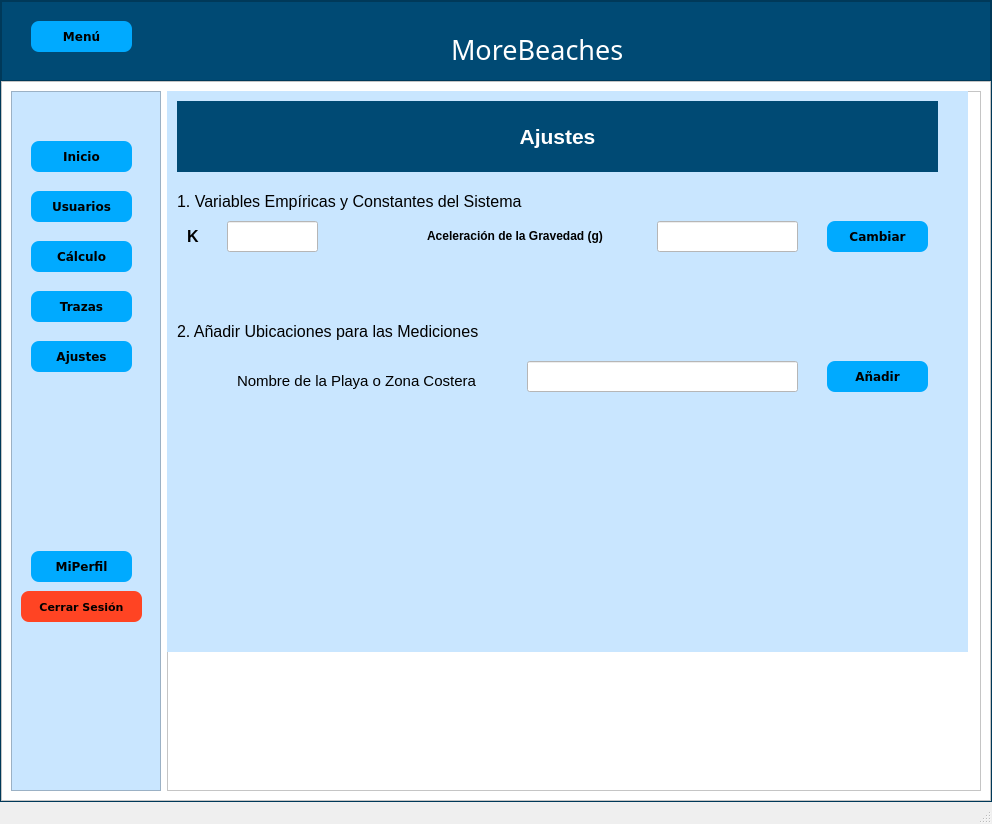
Before: the Qt Designer form gui/principal.ui in dariel-cabrera/SGCTS-GeoCuba-pyqt, drawn with Qt 5.
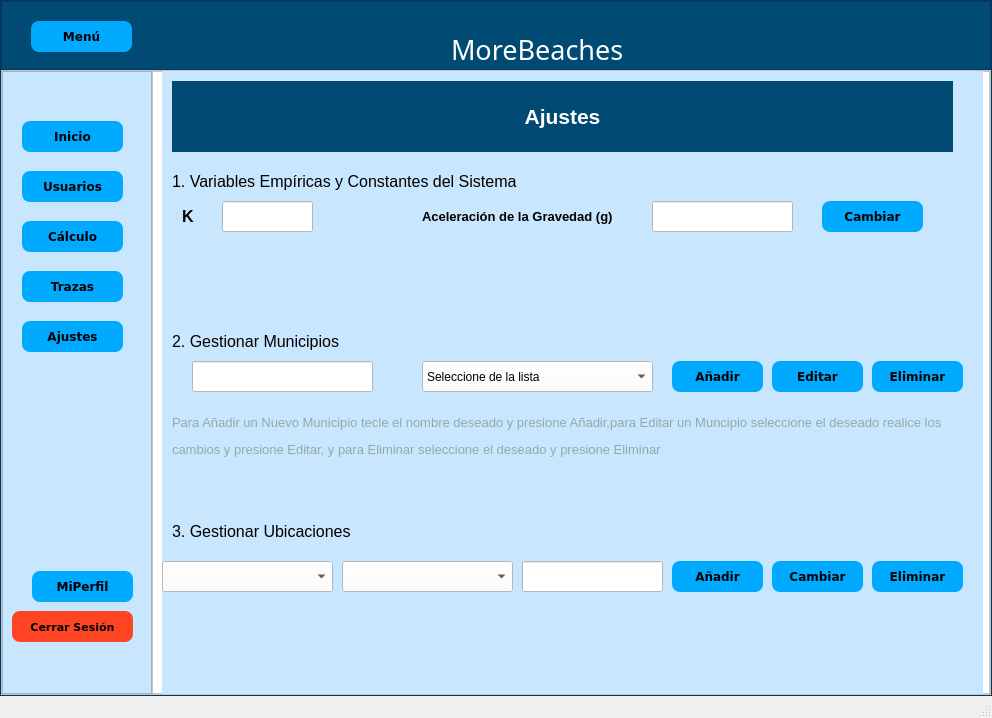
After: the same form once the commit is applied. The open tabs and pages were chosen to show the change. Icons and pictures are not drawn.

```diff
--- a/gui/principal.ui
+++ b/gui/principal.ui
@@ -7,7 +7,7 @@
     <x>0</x>
     <y>0</y>
     <width>992</width>
-    <height>824</height>
+    <height>718</height>
    </rect>
   </property>
   <property name="windowTitle">
@@ -173,6 +173,21 @@
           <enum>QFrame::Raised</enum>
          </property>
          <layout class="QHBoxLayout" name="horizontalLayout">
+          <property name="spacing">
+           <number>0</number>
+          </property>
+          <property name="leftMargin">
+           <number>0</number>
+          </property>
+          <property name="topMargin">
+           <number>0</number>
+          </property>
+          <property name="rightMargin">
+           <number>0</number>
+          </property>
+          <property name="bottomMargin">
+           <number>0</number>
+          </property>
           <item>
            <widget class="QFrame" name="frame_control">
             <property name="minimumSize">
@@ -213,8 +228,8 @@
             <widget class="QPushButton" name="button_MiPerfil">
              <property name="geometry">
               <rect>
-               <x>20</x>
-               <y>460</y>
+               <x>30</x>
+               <y>500</y>
                <width>101</width>
                <height>31</height>
               </rect>
@@ -369,7 +384,7 @@
              <property name="geometry">
               <rect>
                <x>10</x>
-               <y>500</y>
+               <y>540</y>
                <width>121</width>
                <height>31</height>
               </rect>
@@ -453,10 +468,10 @@
             <widget class="QStackedWidget" name="stackedWidget">
              <property name="geometry">
               <rect>
-               <x>0</x>
+               <x>10</x>
                <y>0</y>
-               <width>801</width>
-               <height>561</height>
+               <width>821</width>
+               <height>711</height>
               </rect>
              </property>
              <property name="styleSheet">
@@ -1413,7 +1428,7 @@
                 <rect>
                  <x>10</x>
                  <y>10</y>
-                 <width>761</width>
+                 <width>781</width>
                  <height>71</height>
                 </rect>
                </property>
@@ -1456,6 +1471,12 @@
                  <height>41</height>
                 </rect>
                </property>
+               <property name="font">
+                <font>
+                 <family>Arial</family>
+                 <pointsize>12</pointsize>
+                </font>
+               </property>
                <property name="text">
                 <string>&lt;html&gt;&lt;head/&gt;&lt;body&gt;&lt;p&gt;&lt;span style=&quot; font-size:12pt;&quot;&gt;1. Variables Empíricas y Constantes del Sistema&lt;/span&gt;&lt;/p&gt;&lt;/body&gt;&lt;/html&gt;</string>
                </property>
@@ -1495,8 +1516,16 @@
                  <height>31</height>
                 </rect>
                </property>
+               <property name="font">
+                <font>
+                 <family>Arial</family>
+                 <pointsize>14</pointsize>
+                 <weight>75</weight>
+                 <bold>true</bold>
+                </font>
+               </property>
                <property name="text">
-                <string>&lt;html&gt;&lt;head/&gt;&lt;body&gt;&lt;p&gt;&lt;span style=&quot; font-size:9pt; font-weight:600;&quot;&gt;Aceleración de la Gravedad (g)&lt;/span&gt;&lt;/p&gt;&lt;/body&gt;&lt;/html&gt;</string>
+                <string>&lt;html&gt;&lt;head/&gt;&lt;body&gt;&lt;p&gt;&lt;span style=&quot; font-size:10pt;&quot;&gt;Aceleración de la Gravedad (g)&lt;/span&gt;&lt;/p&gt;&lt;/body&gt;&lt;/html&gt;</string>
                </property>
               </widget>
               <widget class="QLineEdit" name="lineEdit_g">
@@ -1560,34 +1589,216 @@
                <property name="geometry">
                 <rect>
                  <x>10</x>
-                 <y>220</y>
-                 <width>371</width>
+                 <y>250</y>
+                 <width>201</width>
                  <height>41</height>
                 </rect>
                </property>
+               <property name="font">
+                <font>
+                 <family>Arial</family>
+                 <pointsize>12</pointsize>
+                </font>
+               </property>
                <property name="text">
-                <string>&lt;html&gt;&lt;head/&gt;&lt;body&gt;&lt;p&gt;&lt;span style=&quot; font-size:12pt;&quot;&gt;2. Añadir Ubicaciones para las Mediciones&lt;/span&gt;&lt;/p&gt;&lt;/body&gt;&lt;/html&gt;</string>
+                <string>&lt;html&gt;&lt;head/&gt;&lt;body&gt;&lt;p&gt;&lt;span style=&quot; font-size:12pt;&quot;&gt;2. Gestionar Municipios&lt;/span&gt;&lt;/p&gt;&lt;/body&gt;&lt;/html&gt;</string>
                </property>
               </widget>
               <widget class="QLabel" name="label_15">
                <property name="geometry">
                 <rect>
-                 <x>70</x>
-                 <y>270</y>
+                 <x>10</x>
+                 <y>440</y>
                  <width>241</width>
                  <height>41</height>
                 </rect>
                </property>
                <property name="text">
-                <string>&lt;html&gt;&lt;head/&gt;&lt;body&gt;&lt;p&gt;&lt;span style=&quot; font-size:11pt;&quot;&gt;Nombre de la Playa o Zona Costera&lt;/span&gt;&lt;/p&gt;&lt;/body&gt;&lt;/html&gt;</string>
+                <string>&lt;html&gt;&lt;head/&gt;&lt;body&gt;&lt;p&gt;&lt;span style=&quot; font-size:12pt;&quot;&gt;3. Gestionar Ubicaciones&lt;/span&gt;&lt;/p&gt;&lt;/body&gt;&lt;/html&gt;</string>
                </property>
               </widget>
-              <widget class="QLineEdit" name="lineEdit_AddUbicacion">
+              <widget class="QLineEdit" name="lineEdit_AddMunicipio">
+               <property name="geometry">
+                <rect>
+                 <x>30</x>
+                 <y>290</y>
+                 <width>181</width>
+                 <height>31</height>
+                </rect>
+               </property>
+               <property name="styleSheet">
+                <string notr="true">background-color: rgb(255, 255, 255);</string>
+               </property>
+              </widget>
+              <widget class="QPushButton" name="Button_AnadirMun">
+               <property name="geometry">
+                <rect>
+                 <x>510</x>
+                 <y>290</y>
+                 <width>91</width>
+                 <height>31</height>
+                </rect>
+               </property>
+               <property name="font">
+                <font>
+                 <family>Verdana</family>
+                 <pointsize>9</pointsize>
+                 <weight>75</weight>
+                 <bold>true</bold>
+                </font>
+               </property>
+               <property name="styleSheet">
+                <string notr="true">QPushButton{
+background-color: rgb(0, 170, 255);
+border-radius:8px;
+}
+
+QPushButton:hover{
+background-color: rgb(0, 196, 255);
+border-top-left-radius:12px;
+border-bottom-left-radius:12px;
+
+}</string>
+               </property>
+               <property name="text">
+                <string>Añadir</string>
+               </property>
+               <property name="icon">
+                <iconset>
+                 <normaloff>new-document-icon-16.png</normaloff>new-document-icon-16.png</iconset>
+               </property>
+               <property name="iconSize">
+                <size>
+                 <width>30</width>
+                 <height>30</height>
+                </size>
+               </property>
+              </widget>
+              <widget class="QPushButton" name="Button_EditarMun">
+               <property name="geometry">
+                <rect>
+                 <x>610</x>
+                 <y>290</y>
+                 <width>91</width>
+                 <height>31</height>
+                </rect>
+               </property>
+               <property name="font">
+                <font>
+                 <family>Verdana</family>
+                 <pointsize>9</pointsize>
+                 <weight>75</weight>
+                 <bold>true</bold>
+                </font>
+               </property>
+               <property name="styleSheet">
+                <string notr="true">QPushButton{
+background-color: rgb(0, 170, 255);
+border-radius:8px;
+}
+
+QPushButton:hover{
+background-color: rgb(0, 196, 255);
+border-top-left-radius:12px;
+border-bottom-left-radius:12px;
+
+}</string>
+               </property>
+               <property name="text">
+                <string>Editar</string>
+               </property>
+               <property name="icon">
+                <iconset>
+                 <normaloff>compose_edit_modify_icon_177770.png</normaloff>compose_edit_modify_icon_177770.png</iconset>
+               </property>
+               <property name="iconSize">
+                <size>
+                 <width>30</width>
+                 <height>30</height>
+                </size>
+               </property>
+              </widget>
+              <widget class="QPushButton" name="Button_EliminarMun">
+               <property name="geometry">
+                <rect>
+                 <x>710</x>
+                 <y>290</y>
+                 <width>91</width>
+                 <height>31</height>
+                </rect>
+               </property>
+               <property name="font">
+                <font>
+                 <family>Verdana</family>
+                 <pointsize>9</pointsize>
+                 <weight>75</weight>
+                 <bold>true</bold>
+                </font>
+               </property>
+               <property name="styleSheet">
+                <string notr="true">QPushButton{
+background-color: rgb(0, 170, 255);
+border-radius:8px;
+}
+
+QPushButton:hover{
+background-color: rgb(0, 196, 255);
+border-top-left-radius:12px;
+border-bottom-left-radius:12px;
+
+}</string>
+               </property>
+               <property name="text">
+                <string>Eliminar</string>
+               </property>
+               <property name="icon">
+                <iconset>
+                 <normaloff>trash-icon-free-12.png</normaloff>trash-icon-free-12.png</iconset>
+               </property>
+               <property name="iconSize">
+                <size>
+                 <width>30</width>
+                 <height>30</height>
+                </size>
+               </property>
+              </widget>
+              <widget class="QComboBox" name="comboBoxMunicipio">
+               <property name="geometry">
+                <rect>
+                 <x>260</x>
+                 <y>290</y>
+                 <width>231</width>
+                 <height>31</height>
+                </rect>
+               </property>
+               <property name="styleSheet">
+                <string notr="true">background-color: rgb(255, 255, 255);</string>
+               </property>
+               <item>
+                <property name="text">
+                 <string>Seleccione de la lista</string>
+                </property>
+               </item>
+              </widget>
+              <widget class="QComboBox" name="comboBoxMunicipio_2">
+               <property name="geometry">
+                <rect>
+                 <x>0</x>
+                 <y>490</y>
+                 <width>171</width>
+                 <height>31</height>
+                </rect>
+               </property>
+               <property name="styleSheet">
+                <string notr="true">background-color: rgb(255, 255, 255);</string>
+               </property>
+              </widget>
+              <widget class="QLineEdit" name="lineEdit_AddUbicacion_2">
                <property name="geometry">
                 <rect>
                  <x>360</x>
-                 <y>270</y>
-                 <width>271</width>
+                 <y>490</y>
+                 <width>141</width>
                  <height>31</height>
                 </rect>
                </property>
@@ -1598,9 +1809,9 @@
               <widget class="QPushButton" name="Button_10">
                <property name="geometry">
                 <rect>
-                 <x>660</x>
-                 <y>270</y>
-                 <width>101</width>
+                 <x>510</x>
+                 <y>490</y>
+                 <width>91</width>
                  <height>31</height>
                 </rect>
                </property>
@@ -1639,6 +1850,123 @@
                 </size>
                </property>
               </widget>
+              <widget class="QPushButton" name="ButtonCambiarVar_4">
+               <property name="geometry">
+                <rect>
+                 <x>610</x>
+                 <y>490</y>
+                 <width>91</width>
+                 <height>31</height>
+                </rect>
+               </property>
+               <property name="font">
+                <font>
+                 <family>Verdana</family>
+                 <pointsize>9</pointsize>
+                 <weight>75</weight>
+                 <bold>true</bold>
+                </font>
+               </property>
+               <property name="styleSheet">
+                <string notr="true">QPushButton{
+background-color: rgb(0, 170, 255);
+border-radius:8px;
+}
+
+QPushButton:hover{
+background-color: rgb(0, 196, 255);
+border-top-left-radius:12px;
+border-bottom-left-radius:12px;
+
+}</string>
+               </property>
+               <property name="text">
+                <string>Cambiar</string>
+               </property>
+               <property name="icon">
+                <iconset>
+                 <normaloff>compose_edit_modify_icon_177770.png</normaloff>compose_edit_modify_icon_177770.png</iconset>
+               </property>
+               <property name="iconSize">
+                <size>
+                 <width>30</width>
+                 <height>30</height>
+                </size>
+               </property>
+              </widget>
+              <widget class="QPushButton" name="ButtonCambiarVar_5">
+               <property name="geometry">
+                <rect>
+                 <x>710</x>
+                 <y>490</y>
+                 <width>91</width>
+                 <height>31</height>
+                </rect>
+               </property>
+               <property name="font">
+                <font>
+                 <family>Verdana</family>
+                 <pointsize>9</pointsize>
+                 <weight>75</weight>
+                 <bold>true</bold>
+                </font>
+               </property>
+               <property name="styleSheet">
+                <string notr="true">QPushButton{
+background-color: rgb(0, 170, 255);
+border-radius:8px;
+}
+
+QPushButton:hover{
+background-color: rgb(0, 196, 255);
+border-top-left-radius:12px;
+border-bottom-left-radius:12px;
+
+}</string>
+               </property>
+               <property name="text">
+                <string>Eliminar</string>
+               </property>
+               <property name="icon">
+                <iconset>
+                 <normaloff>trash-icon-free-12.png</normaloff>trash-icon-free-12.png</iconset>
+               </property>
+               <property name="iconSize">
+                <size>
+                 <width>30</width>
+                 <height>30</height>
+                </size>
+               </property>
+              </widget>
+              <widget class="QComboBox" name="comboBoxMunicipio_3">
+               <property name="geometry">
+                <rect>
+                 <x>180</x>
+                 <y>490</y>
+                 <width>171</width>
+                 <height>31</height>
+                </rect>
+               </property>
+               <property name="styleSheet">
+                <string notr="true">background-color: rgb(255, 255, 255);</string>
+               </property>
+              </widget>
+              <widget class="QLabel" name="label_7">
+               <property name="geometry">
+                <rect>
+                 <x>10</x>
+                 <y>340</y>
+                 <width>791</width>
+                 <height>51</height>
+                </rect>
+               </property>
+               <property name="styleSheet">
+                <string notr="true">color: rgb(145, 170, 168);</string>
+               </property>
+               <property name="text">
+                <string>&lt;html&gt;&lt;head/&gt;&lt;body&gt;&lt;p&gt;&lt;span style=&quot; font-size:10pt;&quot;&gt;Para Añadir un Nuevo Municipio tecle el nombre deseado y presione Añadir,para Editar un Muncipio seleccione el deseado realice los&lt;/span&gt;&lt;/p&gt;&lt;p&gt;&lt;span style=&quot; font-size:10pt;&quot;&gt;cambios y presione Editar, y para Eliminar seleccione el deseado y presione Eliminar&lt;/span&gt;&lt;/p&gt;&lt;/body&gt;&lt;/html&gt;</string>
+               </property>
+              </widget>
              </widget>
              <widget class="QWidget" name="page_MiPerfil">
               <widget class="QLabel" name="label">
```
Left out of the diff: 86 changed lines with no effect on the pictures.
